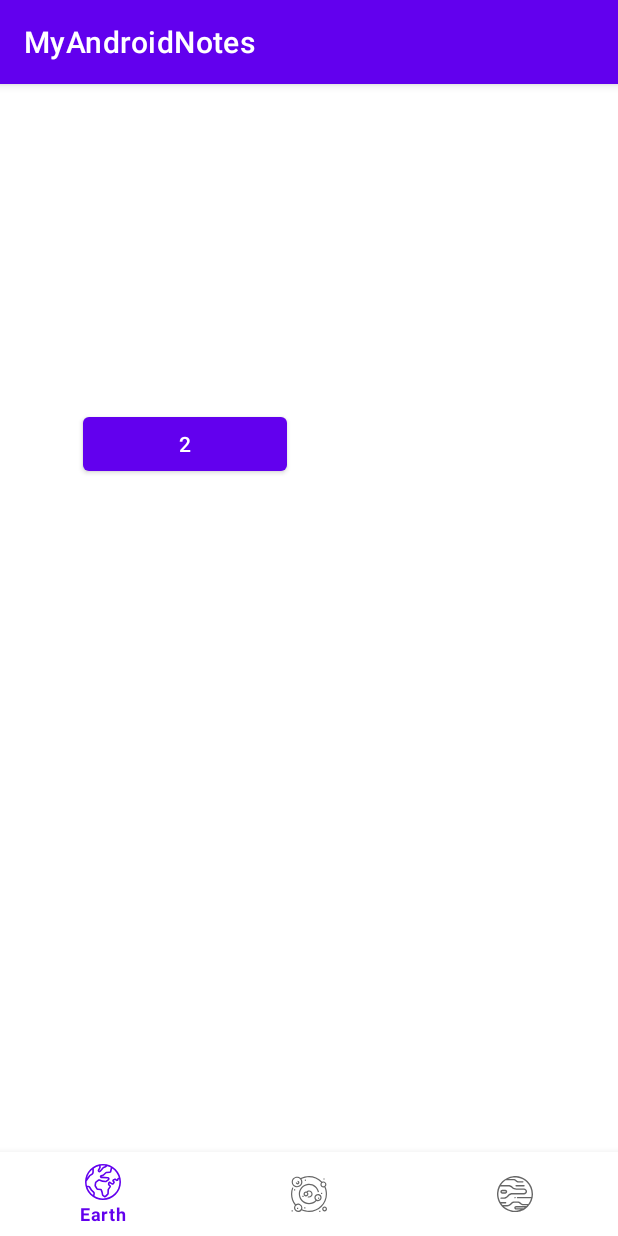
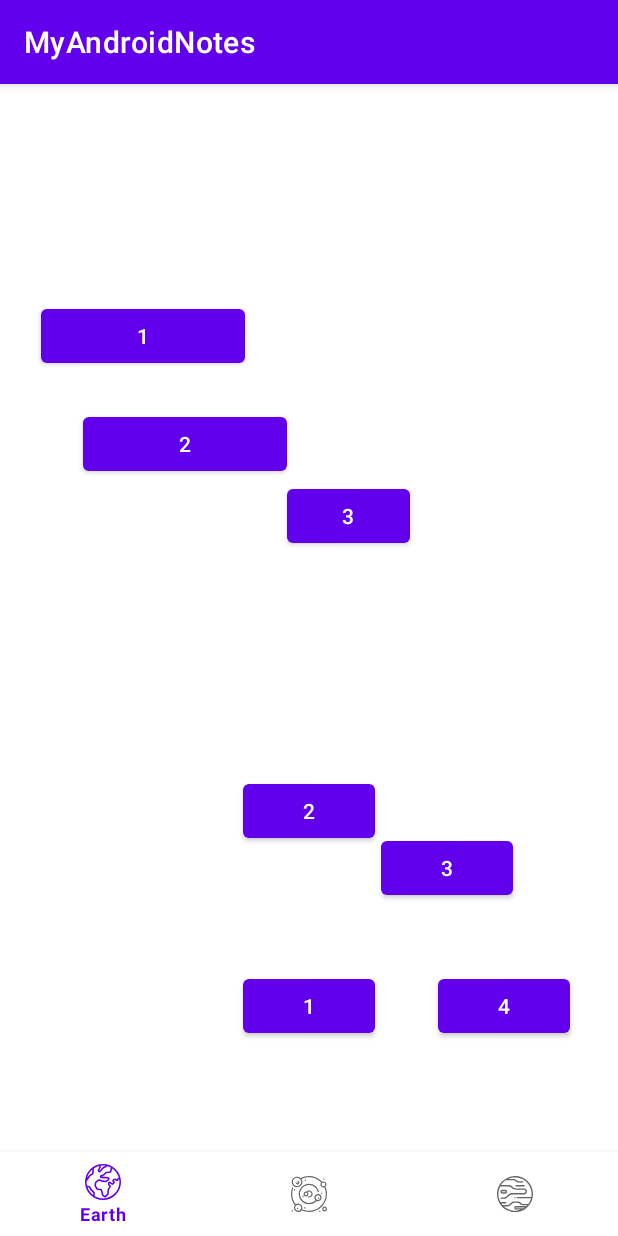
Before and after one commit to BansheeMan/MyAndroidNotes, an Android app: the screen it shows after launch (LayoutActivity), on a phone screen of 412 x 824 dp. Run offline under Robolectric (Android 15) with nearby library versions, the phone set to English and light mode, and no system bars; 1 statement that could not run was skipped.

Commit message:
Add ConstraintFragment.kt constraintCircle, GuideLine

```diff
--- a/app/src/main/res/layout/fragment_constraint.xml
+++ b/app/src/main/res/layout/fragment_constraint.xml
@@ -1,36 +1,86 @@
 <?xml version="1.0" encoding="utf-8"?>
 <androidx.constraintlayout.widget.ConstraintLayout xmlns:android="http://schemas.android.com/apk/res/android"
     xmlns:app="http://schemas.android.com/apk/res-auto"
+    xmlns:tools="http://schemas.android.com/tools"
     android:layout_width="match_parent"
     android:layout_height="match_parent"
     android:orientation="vertical">
 
 
-    <androidx.constraintlayout.widget.Group
-        android:id="@+id/button_group"
+    <androidx.constraintlayout.widget.Guideline
+        android:id="@+id/guide1"
+        android:orientation="horizontal"
+        app:layout_constraintGuide_percent="0.8"
+        android:layout_width="wrap_content"
+        android:layout_height="wrap_content"/>
+    <Button
+        android:id="@+id/parentSDuper"
         android:layout_width="wrap_content"
         android:layout_height="wrap_content"
-        app:constraint_referenced_ids="materialButton1, materialButton3" />
+        android:text="1"
+        app:layout_constraintBottom_toBottomOf="@id/guide1"
+        app:layout_constraintCircleAngle="0"
+        app:layout_constraintEnd_toEndOf="parent"
+        app:layout_constraintStart_toStartOf="parent"
+        app:layout_constraintTop_toTopOf="@id/guide1"
+        tools:ignore="MissingConstraints" />
+
+    <Button
+        android:id="@+id/button"
+        app:layout_constraintCircle="@id/parentSDuper"
+        app:layout_constraintCircleRadius="130dp"
+        android:layout_width="wrap_content"
+        android:layout_height="wrap_content"
+        android:text="2"
+        tools:ignore="MissingConstraints"
+        app:layout_constraintCircleAngle="0"/>
+
+    <Button
+        android:id="@+id/button2"
+        app:layout_constraintCircle="@id/parentSDuper"
+        app:layout_constraintCircleRadius="130dp"
+        android:layout_width="wrap_content"
+        android:layout_height="wrap_content"
+        android:text="3"
+        tools:ignore="MissingConstraints"
+        app:layout_constraintCircleAngle="45"/>
+    <Button
+        android:id="@+id/button3"
+        app:layout_constraintCircle="@id/parentSDuper"
+        app:layout_constraintCircleRadius="130dp"
+        android:layout_width="wrap_content"
+        android:layout_height="wrap_content"
+        android:text="4"
+        tools:ignore="MissingConstraints"
+        app:layout_constraintCircleAngle="90"/>
+
+
+
+    <androidx.constraintlayout.widget.Group
+        android:id="@+id/buttons"
+        android:layout_width="wrap_content"
+        android:layout_height="wrap_content"
+        app:constraint_referenced_ids="materialButton1,materialButton2,materialButton3"/>
 
     <androidx.constraintlayout.widget.Barrier
         android:id="@+id/barrier1"
         android:layout_width="wrap_content"
         android:layout_height="wrap_content"
         app:barrierDirection="end"
-        app:constraint_referenced_ids="materialButton1,materialButton2" />
+        app:constraint_referenced_ids="materialButton1,materialButton2"/>
 
     <androidx.constraintlayout.widget.Barrier
         android:id="@+id/barrier2"
         android:layout_width="wrap_content"
         android:layout_height="wrap_content"
         app:barrierDirection="bottom"
-        app:constraint_referenced_ids="materialButton1,materialButton2" />
+        app:constraint_referenced_ids="materialButton1,materialButton2"/>
 
     <com.google.android.material.button.MaterialButton
         android:id="@+id/materialButton1"
         android:layout_width="0dp"
         android:layout_height="wrap_content"
-        android:text="@string/_1"
+        android:text="1"
         app:layout_constraintVertical_bias="0.2"
         app:layout_constraintHorizontal_bias="0.1"
         app:layout_constraintBottom_toBottomOf="parent"
@@ -44,7 +94,7 @@
         android:id="@+id/materialButton2"
         android:layout_width="0dp"
         android:layout_height="wrap_content"
-        android:text="@string/_2"
+        android:text="2"
         app:layout_constraintVertical_bias="0.3"
         app:layout_constraintHorizontal_bias="0.2"
         app:layout_constraintBottom_toBottomOf="parent"
@@ -58,10 +108,10 @@
         android:layout_width="0dp"
         android:layout_height="wrap_content"
         android:text="@string/_3"
-
-
         app:layout_constraintStart_toStartOf="@id/barrier1"
         app:layout_constraintTop_toTopOf="@id/barrier2"
         app:layout_constraintWidth_percent="0.2" />
 
+
+
 </androidx.constraintlayout.widget.ConstraintLayout>
```
